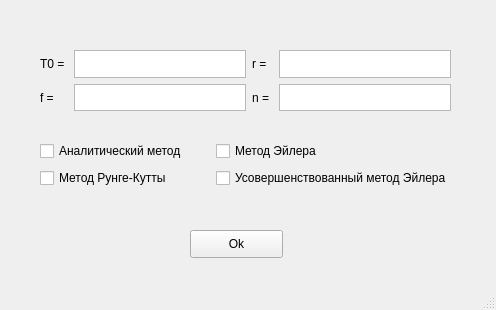
Above: ui/firsttaskview.ui from helviett/MKM_Lab1 before the change. Below: the same form after it.
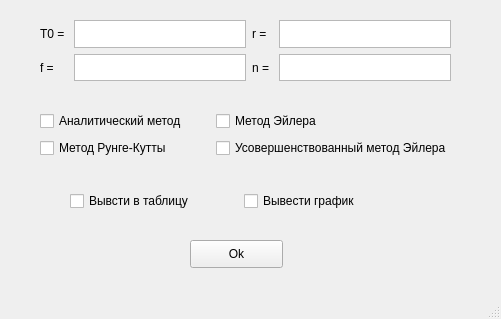
That is the form after the change.

Commit message: Added new form for Table output

Patch:
```diff
--- a/ui/firsttaskview.ui
+++ b/ui/firsttaskview.ui
@@ -6,8 +6,8 @@
    <rect>
     <x>0</x>
     <y>0</y>
-    <width>496</width>
-    <height>310</height>
+    <width>501</width>
+    <height>319</height>
    </rect>
   </property>
   <property name="windowTitle">
@@ -18,7 +18,7 @@
     <property name="geometry">
      <rect>
       <x>190</x>
-      <y>230</y>
+      <y>240</y>
       <width>93</width>
       <height>28</height>
      </rect>
@@ -31,7 +31,7 @@
     <property name="geometry">
      <rect>
       <x>40</x>
-      <y>50</y>
+      <y>20</y>
       <width>411</width>
       <height>61</height>
      </rect>
@@ -83,7 +83,7 @@
     <property name="geometry">
      <rect>
       <x>40</x>
-      <y>140</y>
+      <y>110</y>
       <width>412</width>
       <height>49</height>
      </rect>
@@ -119,6 +119,32 @@
      </item>
     </layout>
    </widget>
+   <widget class="QWidget" name="">
+    <property name="geometry">
+     <rect>
+      <x>70</x>
+      <y>190</y>
+      <width>341</width>
+      <height>22</height>
+     </rect>
+    </property>
+    <layout class="QGridLayout" name="gridLayout_3">
+     <item row="0" column="0">
+      <widget class="QCheckBox" name="inTableCheckBox">
+       <property name="text">
+        <string>Вывсти в таблицу</string>
+       </property>
+      </widget>
+     </item>
+     <item row="0" column="1">
+      <widget class="QCheckBox" name="GraphicCheckBox">
+       <property name="text">
+        <string>Вывести график</string>
+       </property>
+      </widget>
+     </item>
+    </layout>
+   </widget>
   </widget>
   <widget class="QMenuBar" name="menubar">
    <property name="geometry">
```
Left out of the diff: 30 changed lines with no effect on the pictures. The commit also changes 12 other files.
